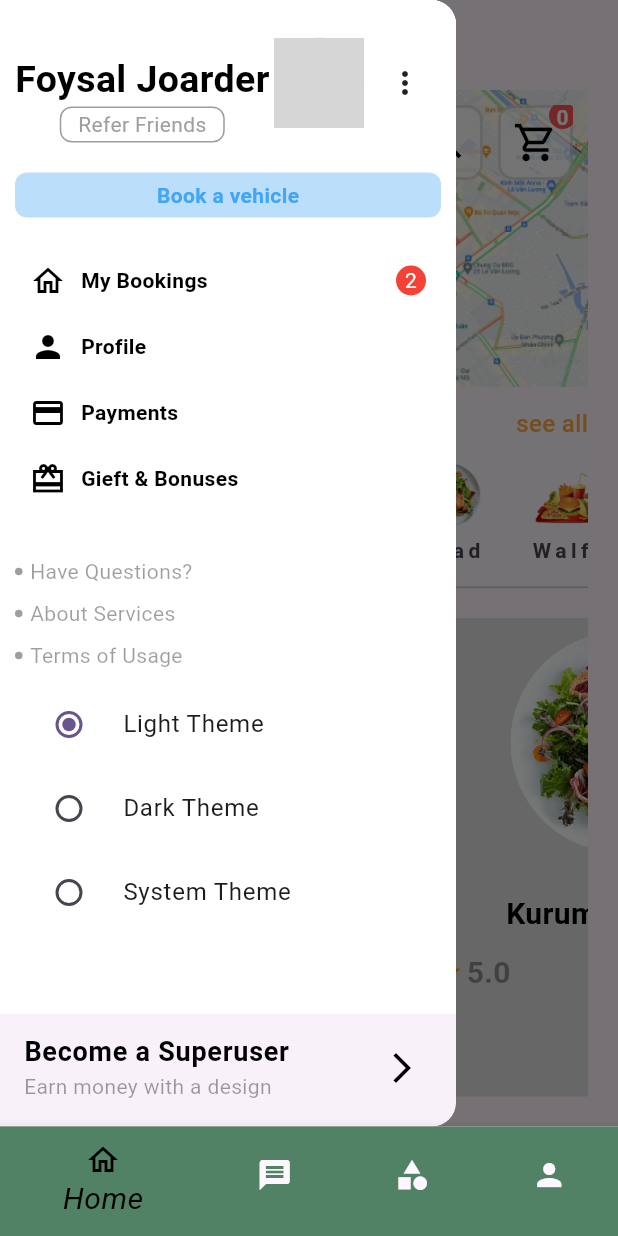
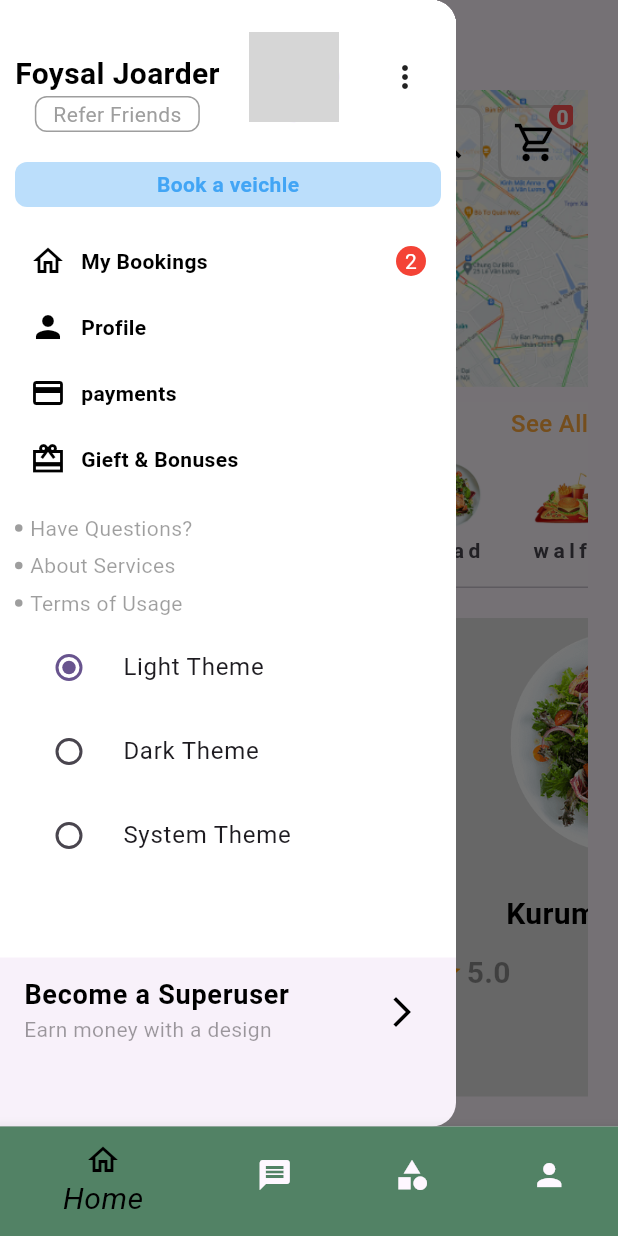
Before and after one commit to foysal012/Food-Delivery-Application, a Flutter app: the screen it shows after launch, after a tap on the "menu" icon, on a phone screen of 412 x 824 dp. Run offline on Flutter 3.47's test engine with Material 2 defaults, Android fonts, the phone set to English and light mode, and no system bars; our stand-ins replace date_format; generated files the repository leaves out were written again; network calls fail; grey boxes are pictures that could not be loaded.

Commit message:
localization fully inplemented Theme changer trial purpages but not fully inplemented, akta issue bad e baki sob mutamuti complete insha allah otaw fix korbo

```diff
--- a/lib/main.dart
+++ b/lib/main.dart
@@ -37,7 +37,8 @@ class MyApp extends StatelessWidget {
         return Consumer<LanguageChangeControllerProvider>(builder: (contex, value, child){
           return MaterialApp(
             title: 'Flutter Demo',
-            locale: value.appLocale,
+           locale: value.appLocale,
+            //locale: Locale("es"),
             localizationsDelegates: [
               AppLocalizations.delegate,
               GlobalMaterialLocalizations.delegate,
--- a/lib/screen/drawer_page_screen.dart
+++ b/lib/screen/drawer_page_screen.dart
@@ -2,7 +2,8 @@ import 'package:flutter/material.dart';
 import 'package:food_delivery_app/provider/language_change_controller_provider.dart';
 import 'package:food_delivery_app/provider/theme_changer_provider.dart';
 import 'package:provider/provider.dart';
-
+import 'package:flutter_localizations/flutter_localizations.dart';
+import 'package:flutter_gen/gen_l10n/app_localizations.dart';
 class MyDrawer extends StatefulWidget {
   const MyDrawer({Key? key}) : super(key: key);
 
@@ -19,7 +20,7 @@ class _MyDrawerState extends State<MyDrawer> {
       child: Column(
         children: [
           Expanded(
-            flex: 9,
+            flex: 17,
             child: Container(
               padding: EdgeInsets.only(left: 10, right: 10, top: 15, bottom: 5),
               color: Colors.white,
@@ -32,14 +33,15 @@ class _MyDrawerState extends State<MyDrawer> {
                       Column(
                         children: [
                           SizedBox(height: 20,),
-                          Text(
-                            "Foysal Joarder",
+
+                          Text(AppLocalizations.of(context)!.dname,
                             style: TextStyle(
                               fontWeight: FontWeight.bold,
                               color: Colors.black,
-                              fontSize: 25,
+                              fontSize: 20,
                             ),
                           ),
+
                           Container(
                             height: 24,
                             width: 110,
@@ -54,8 +56,7 @@ class _MyDrawerState extends State<MyDrawer> {
                               ),
                             ),
                             child: Center(
-                              child: Text(
-                                "Refer Friends",
+                              child: Text(AppLocalizations.of(context)!.drf,
                                 style: TextStyle(
                                   fontSize: 14,
                                   color: Colors.grey,
@@ -117,8 +118,7 @@ class _MyDrawerState extends State<MyDrawer> {
                       color: Colors.blue[100],
                     ),
                     child: Center(
-                      child: Text(
-                        "Book a vehicle",
+                      child: Text(AppLocalizations.of(context)!.dbav,
                         style: TextStyle(
                           fontSize: 14,
                           fontWeight: FontWeight.bold,
@@ -129,39 +129,39 @@ class _MyDrawerState extends State<MyDrawer> {
                   ),
 
                   SizedBox(
-                    height: 20,
+                    height: 14,
                   ),
 
                   //3rd part
                   DrawerItem2(
                     icon: Icons.home_outlined,
-                    title: "My Bookings",
+                    title: AppLocalizations.of(context)!.dmb,
                     num: 2,
                     onTap: (){},
                   ),
 
                   DrawerItem21(
                     icon: Icons.person,
-                    title: "Profile",
+                    title: AppLocalizations.of(context)!.dpro,
                     //num: 2,
                     onTap: (){},
                   ),
 
                   DrawerItem21(
                     icon: Icons.payment,
-                    title: "Payments",
+                    title: AppLocalizations.of(context)!.dpay,
                     //num: 2,
                     onTap: (){},
                   ),
 
                   DrawerItem21(
                     icon: Icons.card_giftcard_sharp,
-                    title: "Gieft & Bonuses",
+                    title: AppLocalizations.of(context)!.dgb,
                     //num: 2,
                     onTap: (){},
                   ),
 
-                  SizedBox(height: 30,),
+                  SizedBox(height: 14,),
 
                   Row(
                     children: [
@@ -176,7 +176,7 @@ class _MyDrawerState extends State<MyDrawer> {
 
                       SizedBox(width: 5,),
 
-                      Text("Have Questions?",
+                      Text(AppLocalizations.of(context)!.dp1,
                         style: TextStyle(
                           color: Colors.black38,
                         ),
@@ -184,7 +184,7 @@ class _MyDrawerState extends State<MyDrawer> {
                     ],
                   ),
 
-                  SizedBox(height: 8,),
+                  SizedBox(height: 5,),
 
                   Row(
                     children: [
@@ -199,7 +199,7 @@ class _MyDrawerState extends State<MyDrawer> {
 
                       SizedBox(width: 5,),
 
-                      Text("About Services",
+                      Text(AppLocalizations.of(context)!.dp2,
                         style: TextStyle(
                           color: Colors.black38,
                         ),
@@ -207,7 +207,7 @@ class _MyDrawerState extends State<MyDrawer> {
                     ],
                   ),
 
-                  SizedBox(height: 8,),
+                  SizedBox(height: 5,),
 
                   Row(
                     children: [
@@ -222,7 +222,7 @@ class _MyDrawerState extends State<MyDrawer> {
 
                       SizedBox(width: 5,),
 
-                      Text("Terms of Usage",
+                      Text(AppLocalizations.of(context)!.dp3,
                         style: TextStyle(
                           color: Colors.black38,
                         ),
@@ -230,35 +230,40 @@ class _MyDrawerState extends State<MyDrawer> {
                     ],
                   ),
 
-                  SizedBox(height: 8,),
+                  SizedBox(height: 5,),
 
+                  Expanded(
+                      flex: 2,
+                      child: Column(
+                    children: [
                       RadioListTile<ThemeMode>(
-                    title: Text("Light Theme"),
+                          title: Text(AppLocalizations.of(context)!.dt1),
                           value: ThemeMode.light,
                           groupValue: changetTheme.themeMode,
                           onChanged: changetTheme.setTheme
                       ),
 
                       RadioListTile<ThemeMode>(
-                      title: Text("Dark Theme"),
+                          title: Text(AppLocalizations.of(context)!.dt2),
                           value: ThemeMode.dark,
                           groupValue: changetTheme.themeMode,
                           onChanged: changetTheme.setTheme
                       ),
 
                       RadioListTile<ThemeMode>(
-                      title: Text("System Theme"),
+                          title: Text(AppLocalizations.of(context)!.dt3),
                           value: ThemeMode.system,
                           groupValue: changetTheme.themeMode,
                           onChanged: changetTheme.setTheme
-                  ),
+                      ),                    ],
+                  ))
                 ],
               ),
             ),
           ),
-          Expanded(flex: 1, child: Container(
+          Expanded(flex: 3, child: Container(
             child: ListTile(
-              title: Text("Become a Superuser",
+              title: Text(AppLocalizations.of(context)!.db1,
                 style: TextStyle(
                     fontSize: 18,
                     fontWeight: FontWeight.bold,
@@ -266,7 +271,7 @@ class _MyDrawerState extends State<MyDrawer> {
                 ),
               ),
 
-              subtitle: Text("Earn money with a design",
+              subtitle: Text(AppLocalizations.of(context)!.db2,
                 style: TextStyle(
                     fontSize: 14,
                     color: Colors.black38
--- a/lib/screen/home_page_screen.dart
+++ b/lib/screen/home_page_screen.dart
@@ -95,7 +95,7 @@ bool selected = false;
                               Row(
                                 children: [
 
-                                  Text("Your Location",
+                                  Text(AppLocalizations.of(context)!.yourlocation,
                                     style: TextStyle(
                                       fontSize: 16,
                                       color: Colors.black54,
@@ -120,7 +120,7 @@ bool selected = false;
 
                                   SizedBox(width: 3,),
 
-                                  Text("shibuya, Japan",
+                                  Text(AppLocalizations.of(context)!.yourlocation1,
                                     style: TextStyle(
                                       fontSize: 16,
                                       color: Colors.black54,
@@ -210,17 +210,6 @@ bool selected = false;
                         height: 40,
                       ),
 
-                      // Text("Let's finds the best\nfood around you",
-                      // style: TextStyle(
-                      //   fontSize: 25,
-                      //   color: Colors.black,
-                      //   fontWeight: FontWeight.bold,
-                      //   wordSpacing: 2,
-                      //   letterSpacing: 0.5,
-                      //
-                      // ),
-                      // )
-
                       Text(AppLocalizations.of(context)!.titletext1,
                         style: TextStyle(
                           fontSize: 25,
@@ -251,18 +240,20 @@ bool selected = false;
                       Row(
                         mainAxisAlignment: MainAxisAlignment.spaceBetween,
                         children: [
-                          Text("Find by Category",
+                          Text(
+                            AppLocalizations.of(context)!.findbycategory,
                           style: TextStyle(
                             fontWeight: FontWeight.w700,
                             color: Colors.black87,
                             fontSize: 20,
                           ),
                           ),
+
                           InkWell(
                             onTap: (){
                               Navigator.of(context).push(MaterialPageRoute(builder: (context)=>CategoryPageScreen()));
                             },
-                            child: Text("see all",
+                            child: Text(AppLocalizations.of(context)!.seeall,
                               style: TextStyle(
                                   fontWeight: FontWeight.w500,
                                   color: Colors.orangeAccent,
@@ -304,7 +295,7 @@ bool selected = false;
                                     children: [
                                       Image(image: AssetImage("images/ramen.png"),height: 50, width: 50,),
                                       SizedBox(height: 5,),
-                                      Text("Remen"),
+                                      Text(AppLocalizations.of(context)!.remen),
                                     ],
                                   )),
                               Container(
@@ -312,13 +303,13 @@ bool selected = false;
                                   child: Column(
                                     children: [
                                       Image(image: AssetImage("images/berger.png"),height: 50, width: 50,),
-                                      Text("Burger"),
+                                      Text(AppLocalizations.of(context)!.burger),
                                     ],
                                   )),
                               Container(child: Column(
                                     children: [
                                       Image(image: AssetImage("images/salad.png"),height: 50, width: 50,),
-                                      Text("Salad"),
+                                      Text(AppLocalizations.of(context)!.salad),
                                     ],
                                   )),
                               Container(
@@ -326,7 +317,7 @@ bool selected = false;
                                   child: Column(
                                     children: [
                                       Image(image: AssetImage("images/waffie.png"),height: 50, width: 50,),
-                                      Text("Walfe"),
+                                      Text(AppLocalizations.of(context)!.walfe),
                                     ],
                                   )),
                             ],
```
Also changed, not shown: lib/l10n/app_bn.arb (+94 -1 lines), lib/l10n/app_en.arb (+93 -1 lines), lib/l10n/app_es.arb (+94 -1 lines), lib/screen/messageing_page_screen.dart (+10 -8 lines), lib/screen/profile_page_screen.dart (+14 -11 lines). Lines whose indentation alone changed are shown as unchanged.
